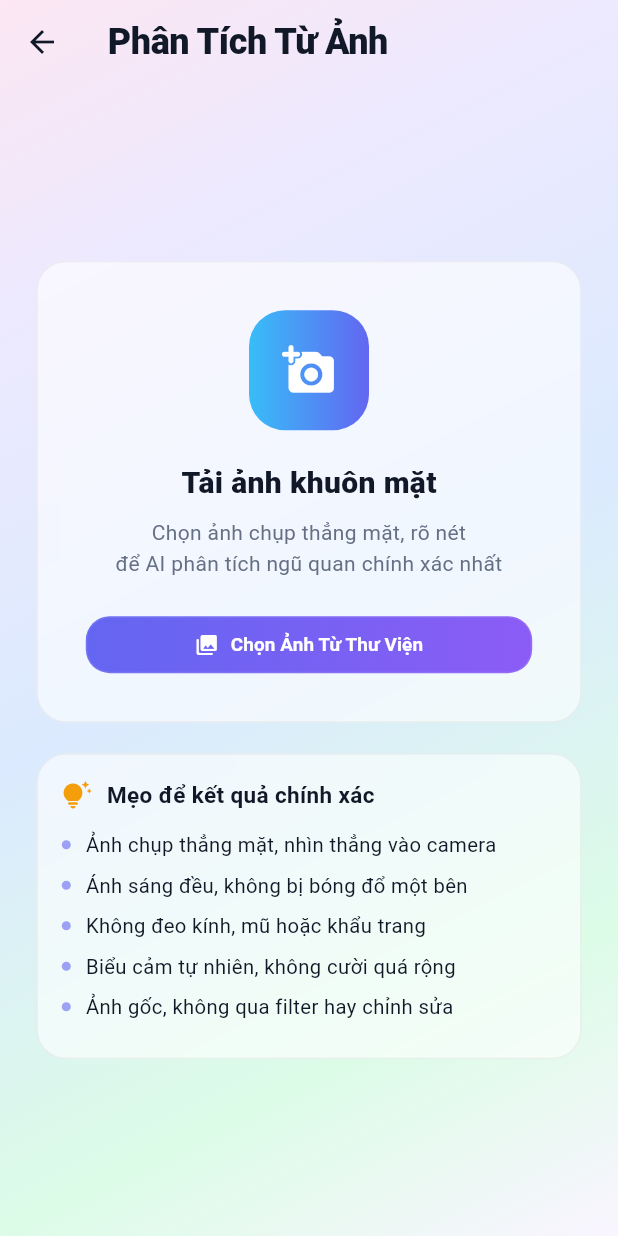
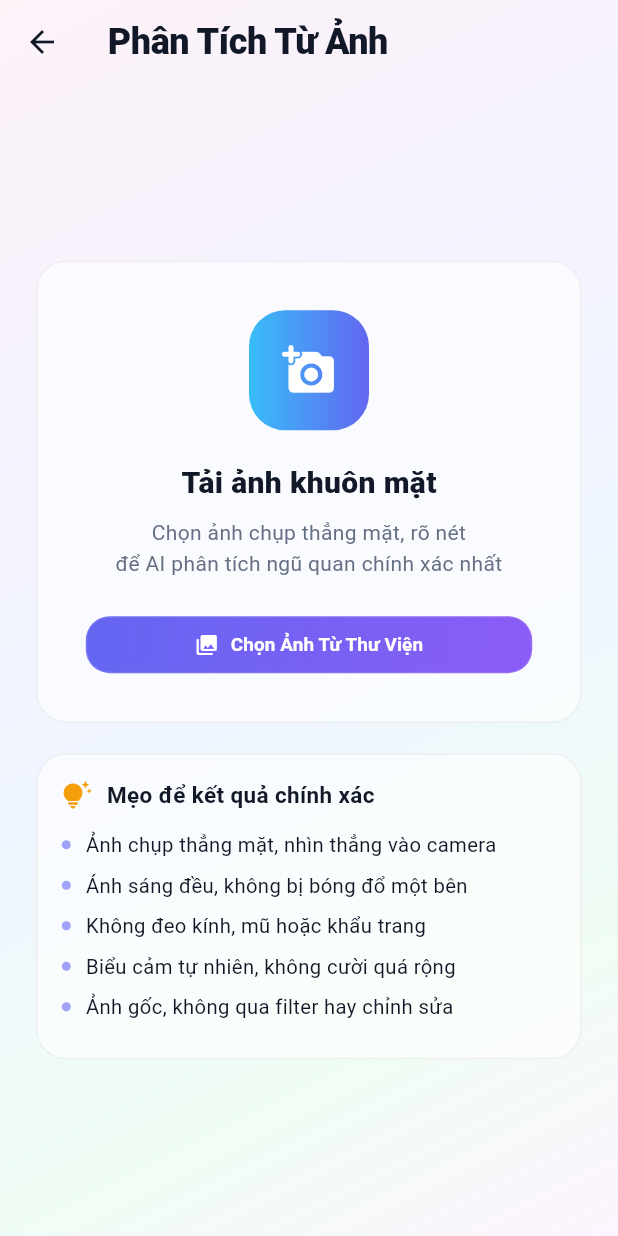
Before and after one commit to cudin-etn/thienco, a Flutter app: the FaceUploadScreen screen opened directly, on a phone screen of 412 x 824 dp. Run offline on Flutter 3.47's test engine with Material 3 defaults, Android fonts, the phone set to English and light mode, and no system bars; our stand-ins replace camera, hive, hive_flutter, image_picker, pdf, share_plus; missing offline and left inert: dart:js_interop, google_mlkit_face_detection, vnlunar; accounts and stored records are empty; statements that could not run were skipped.

Commit message:
Revert "fix(pc): center content with max-width 820 via MaterialApp.builder + MainLayout body"
This reverts commit 79ffc39b2e6f81d1da75680316321c6d2bc9c0f6.

```diff
--- a/lib/core/constants/app_colors.dart
+++ b/lib/core/constants/app_colors.dart
@@ -65,21 +65,21 @@
   static LinearGradient appBackground(bool isDark) => LinearGradient(
     begin: Alignment.topLeft,
     end: Alignment.bottomRight,
-    stops: const [0.0, 0.2, 0.5, 0.8, 1.0],
+    stops: const [0.0, 0.3, 0.55, 0.8, 1.0],
     colors: isDark
         ? const [
-            Color(0xFF050A18),
+            Color(0xFF0B1020),
             Color(0xFF1E1B4B),
-            Color(0xFF0B1A3E),
-            Color(0xFF1A2645),
-            Color(0xFF0A0F1E),
+            Color(0xFF0D1B3E),
+            Color(0xFF172554),
+            Color(0xFF0B1020),
           ]
         : const [
-            Color(0xFFFCE7F3),
-            Color(0xFFEDE9FE),
-            Color(0xFFDBEAFE),
-            Color(0xFFDCFCE7),
-            Color(0xFFFAF5FF),
+            Color(0xFFFDF2F8),
+            Color(0xFFF5F3FF),
+            Color(0xFFEFF6FF),
+            Color(0xFFF0FDF4),
+            Color(0xFFFDF4FF),
           ],
   );
 
```
Also changed, not shown: lib/core/layouts/main_layout.dart (+1 -6 lines), lib/main.dart (+0 -8 lines), lib/shared/widgets/constrained_content.dart (deleted, +0 -17 lines).
